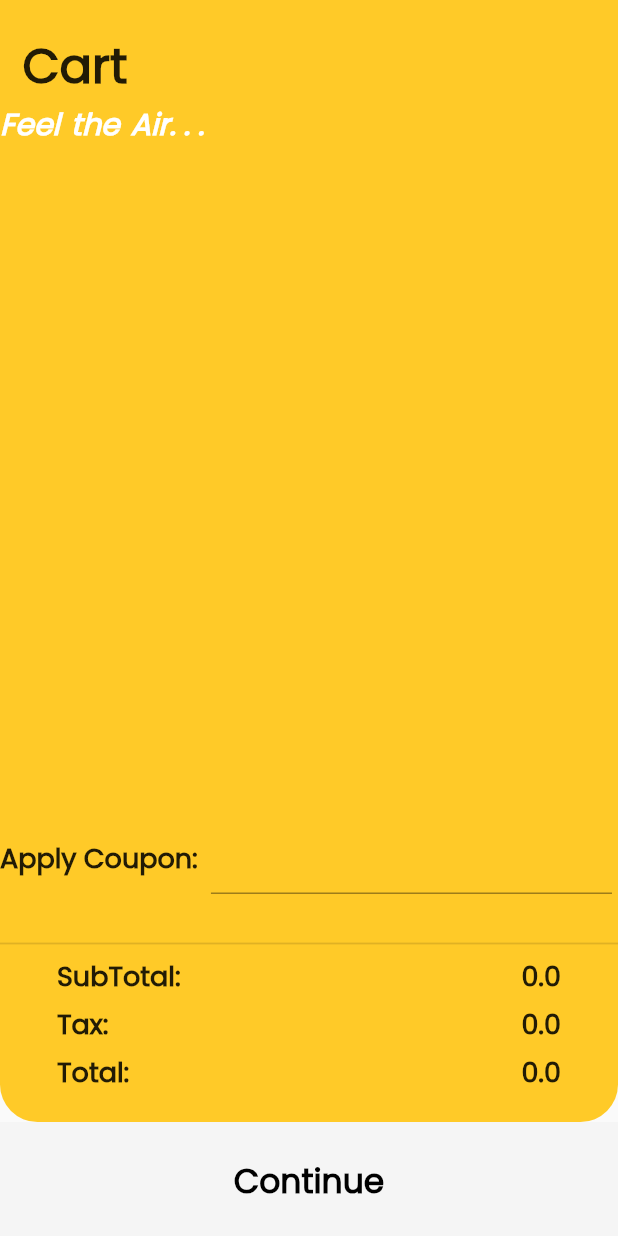
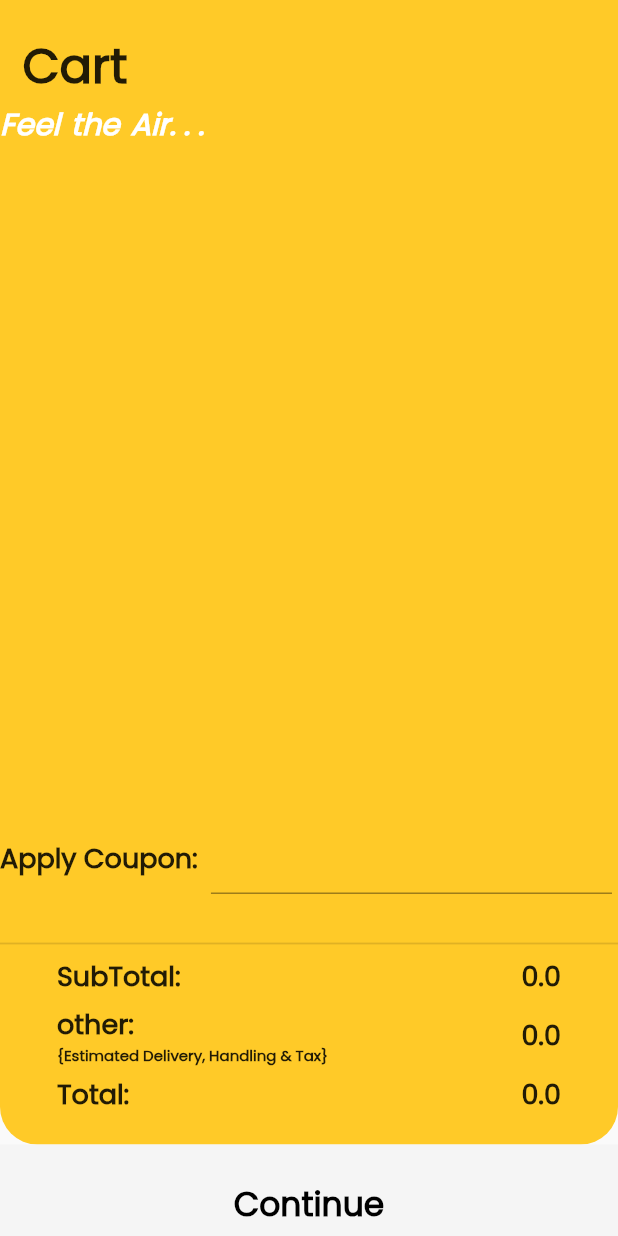
Before and after one commit to Vishesh-panghal/SneakerQuest, a Flutter app: the ShoeBagPage screen opened directly, after a tap on "Continue", on a phone screen of 412 x 824 dp. Run offline on Flutter 3.47's test engine with Material 2 defaults, Android fonts, the phone set to English and light mode, and no system bars; our stand-ins replace bloc, flutter_bloc, lottie, sqflite; accounts and stored records are empty; network calls fail.

Commit message:
minor error or warning resolve

```diff
--- a/lib/cubit/favourite_cubit.dart
+++ b/lib/cubit/favourite_cubit.dart
@@ -21,7 +21,7 @@ class FavouriteCubitCubit extends Cubit<FavDB> {
 
   void removeFromFav({required ShoeItem shoe}) {
     List<ShoeItem> currList = List.from(state.fav);
-    currList.remove(shoe); // Remove the specified shoe from the list
+    currList.removeWhere((element) => element.name == shoe.name); // Remove the specified shoe from the list
     emit(FavDB(fav: currList)); // Emit the updated state
   }
 }
--- a/lib/main.dart
+++ b/lib/main.dart
@@ -22,9 +22,9 @@ class MyApp extends StatelessWidget {
   // This widget is the root of your application.
   @override
   Widget build(BuildContext context) {
-    return const MaterialApp(
+    return  MaterialApp(
       debugShowCheckedModeBanner: false,
-      home: NikeHomePage(),
+      home: LoginPage(),
     );
   }
 }
--- a/lib/screens/bag.dart
+++ b/lib/screens/bag.dart
@@ -1,7 +1,6 @@
-// ignore_for_file: prefer_const_literals_to_create_immutables, prefer_const_constructors, prefer_final_fields
-
 import 'package:SneakerQuest/cubit/fav_state.dart';
 import 'package:SneakerQuest/cubit/favourite_cubit.dart';
+import 'package:SneakerQuest/screens/homePage.dart';
 import 'package:flutter/material.dart';
 import 'package:flutter_bloc/flutter_bloc.dart';
 import 'package:lottie/lottie.dart';
@@ -23,7 +22,19 @@ class _ShoeBagPageState extends State<ShoeBagPage>
   late AnimationController buyBtnController;
   @override
   void initState() {
-    buyBtnController = AnimationController(vsync: this);
+    buyBtnController = AnimationController(vsync: this)
+      ..addStatusListener((status) {
+        if (status == AnimationStatus.completed) {
+          setState(() {
+            isShipped = false;
+            Navigator.push(
+                context,
+                MaterialPageRoute(
+                  builder: (context) => const NikeHomePage(),
+                ));
+          });
+        }
+      });
     super.initState();
   }
 
@@ -35,7 +46,7 @@ class _ShoeBagPageState extends State<ShoeBagPage>
           Container(
             decoration: BoxDecoration(
               color: Colors.amber.shade400,
-              borderRadius: BorderRadius.only(
+              borderRadius: const BorderRadius.only(
                 bottomLeft: Radius.circular(25),
                 bottomRight: Radius.circular(25),
               ),
@@ -46,10 +57,10 @@ class _ShoeBagPageState extends State<ShoeBagPage>
                 crossAxisAlignment: CrossAxisAlignment.start,
                 children: [
                   //----------------Cart------------------//
-                  SizedBox(height: 20),
+                  const SizedBox(height: 20),
                   Container(
-                    margin: EdgeInsets.only(left: 15),
-                    child: Text(
+                    margin: const EdgeInsets.only(left: 15),
+                    child: const Text(
                       'Cart',
                       style: TextStyle(
                         fontFamily: 'Poppins',
@@ -59,7 +70,7 @@ class _ShoeBagPageState extends State<ShoeBagPage>
                     ),
                   ),
                   //---------------Quote-------------------------//
-                  Text(
+                  const Text(
                     'Feel the Air. . .',
                     style: TextStyle(
                       fontFamily: 'Poppins',
@@ -71,18 +82,22 @@ class _ShoeBagPageState extends State<ShoeBagPage>
                       // letterSpacing: 1,
                     ),
                   ),
-                  SizedBox(height: 50),
+                  const SizedBox(height: 50),
                   Container(
                     height: 400,
                     decoration: BoxDecoration(
                       color: Colors.amber.shade400,
                     ),
-                    padding: const EdgeInsets.symmetric(horizontal: 8.0),
+                    padding: const EdgeInsets.symmetric(
+                      horizontal: 8.0,
+                    ),
                     child: BlocBuilder<FavouriteCubitCubit, FavDB>(
                       builder: (context, state) {
-                        for(var item in state.fav){
+                        for (var item in state.fav) {
                           _subTotal += double.parse(item.price!);
                         }
+                        _tax = _subTotal * 4 / 100;
+                        _total = _subTotal + _tax;
                         return ListView.builder(
                           itemCount: state.fav.length,
                           itemBuilder: (context, index) {
@@ -97,12 +112,12 @@ class _ShoeBagPageState extends State<ShoeBagPage>
                                       height: 70,
                                       width: 180,
                                     ),
-                                    SizedBox(width: 75),
+                                    const SizedBox(width: 75),
                                     Column(
                                       children: [
                                         Text(
                                           '${state.fav[index].name}',
-                                          style: TextStyle(
+                                          style: const TextStyle(
                                             fontFamily: 'Poppins',
                                             fontSize: 18,
                                             fontWeight: FontWeight.bold,
@@ -110,7 +125,7 @@ class _ShoeBagPageState extends State<ShoeBagPage>
                                         ),
                                         Text(
                                           '${state.fav[index].style}',
-                                          style: TextStyle(
+                                          style: const TextStyle(
                                             fontFamily: 'Poppins',
                                             fontSize: 12,
                                           ),
@@ -121,14 +136,14 @@ class _ShoeBagPageState extends State<ShoeBagPage>
                                           children: [
                                             Text(
                                               '  \u{20B9}${state.fav[index].price}',
-                                              style: TextStyle(
+                                              style: const TextStyle(
                                                 fontFamily: 'Poppins',
                                                 fontSize: 15,
                                                 fontWeight: FontWeight.bold,
                                               ),
                                             ),
-                                            SizedBox(width: 20),
-                                            Icon(
+                                            const SizedBox(width: 20),
+                                            const Icon(
                                               Icons.delete,
                                               color: Colors.red,
                                             ),
@@ -138,7 +153,8 @@ class _ShoeBagPageState extends State<ShoeBagPage>
                                     )
                                   ],
                                 ),
-                                Divider(thickness: 2),
+                                const Divider(thickness: 2),
+                              const  SizedBox(height: 5),
                               ],
                             );
                           },
@@ -146,7 +162,7 @@ class _ShoeBagPageState extends State<ShoeBagPage>
                       },
                     ),
                   ),
-                  Row(
+                  const Row(
                     children: [
                       Text(
                         'Apply Coupon: ',
@@ -159,7 +175,9 @@ class _ShoeBagPageState extends State<ShoeBagPage>
                       SizedBox(height: 5),
                       Expanded(
                         child: Padding(
-                          padding: const EdgeInsets.symmetric(horizontal: 4.0),
+                          padding: EdgeInsets.symmetric(
+                            horizontal: 4.0,
+                          ),
                           child: TextField(
                             decoration: InputDecoration(
                               fillColor: Colors.white,
@@ -170,24 +188,26 @@ class _ShoeBagPageState extends State<ShoeBagPage>
                     ],
                   ),
 
-                  SizedBox(height: 25),
-                  Divider(thickness: 1.2),
+                  const SizedBox(height: 25),
+                  const Divider(thickness: 1.2),
                   Container(
-                    decoration: BoxDecoration(
+                    decoration: const BoxDecoration(
                       borderRadius: BorderRadius.only(
                         bottomLeft: Radius.circular(12),
                         bottomRight: Radius.circular(12),
                       ),
                     ),
-                    padding: EdgeInsets.symmetric(
+                    padding: const EdgeInsets.symmetric(
                       horizontal: 38.0,
                     ),
-                    child: Column(
+                    child: BlocBuilder<FavouriteCubitCubit, FavDB>(
+                      builder: (context, state) {
+                        return Column(
                           children: [
                             Row(
                               mainAxisAlignment: MainAxisAlignment.spaceBetween,
                               children: [
-                            Text(
+                                const Text(
                                   'SubTotal:',
                                   style: TextStyle(
                                       fontFamily: 'Poppins',
@@ -196,38 +216,50 @@ class _ShoeBagPageState extends State<ShoeBagPage>
                                 ),
                                 Text(
                                   '$_subTotal',
-                              style: TextStyle(
+                                  style: const TextStyle(
                                       fontFamily: 'Poppins',
                                       fontSize: 18,
                                       fontWeight: FontWeight.bold),
                                 ),
                               ],
                             ),
-                        SizedBox(height: 5),
+                            const SizedBox(height: 5),
                             Row(
                               mainAxisAlignment: MainAxisAlignment.spaceBetween,
                               children: [
+                                const Column(
+                                  crossAxisAlignment: CrossAxisAlignment.start,
+                                  children: [
                                     Text(
-                              'Tax:',
+                                      'other:',
                                       style: TextStyle(
                                           fontFamily: 'Poppins',
                                           fontSize: 18,
                                           fontWeight: FontWeight.bold),
                                     ),
                                     Text(
+                                      '{Estimated Delivery, Handling & Tax}',
+                                      style: TextStyle(
+                                          fontFamily: 'Poppins',
+                                          fontSize: 10,
+                                          fontWeight: FontWeight.bold),
+                                    ),
+                                  ],
+                                ),
+                                Text(
                                   '$_tax',
-                              style: TextStyle(
+                                  style: const TextStyle(
                                       fontFamily: 'Poppins',
                                       fontSize: 18,
                                       fontWeight: FontWeight.bold),
                                 ),
                               ],
                             ),
-                        SizedBox(height: 5),
+                            const SizedBox(height: 5),
                             Row(
                               mainAxisAlignment: MainAxisAlignment.spaceBetween,
                               children: [
-                            Text(
+                                const Text(
                                   'Total:',
                                   style: TextStyle(
                                       fontFamily: 'Poppins',
@@ -236,15 +268,17 @@ class _ShoeBagPageState extends State<ShoeBagPage>
                                 ),
                                 Text(
                                   ' $_total',
-                              style: TextStyle(
+                                  style: const TextStyle(
                                       fontFamily: 'Poppins',
                                       fontSize: 18,
                                       fontWeight: FontWeight.bold),
                                 ),
                               ],
                             ),
-                        SizedBox(height: 20),
+                            const SizedBox(height: 20),
                           ],
+                        );
+                      },
                     ),
                   ),
                   // SizedBox(height: 70),
@@ -260,22 +294,20 @@ class _ShoeBagPageState extends State<ShoeBagPage>
             ),
             child: isShipped
                 ? LottieBuilder.asset(
-                    'assets/lottie/ic_shipp.json',
+                    'assets/lottie/ic_packing.json',
                     onLoaded: (p0) {
-                      print('Lottie');
                       buyBtnController.duration = p0.duration;
                       buyBtnController.forward();
-                      isShipped = !isShipped;
-                      setState(() {});
-                    },height: 60,
+                    },
+                    height: 60,
+                    repeat: false,
                   )
                 : TextButton(
                     onPressed: () {
                       isShipped = !isShipped;
-                      print(isShipped);
                       setState(() {});
                     },
-                    child: Text(
+                    child: const Text(
                       'Continue',
                       style: TextStyle(
                           fontFamily: 'Poppins',
--- a/lib/screens/homepage_screens/puma_shoe_page.dart
+++ b/lib/screens/homepage_screens/puma_shoe_page.dart
@@ -1,16 +1,18 @@
 import 'package:flutter/material.dart';
 
 class LoginScreen extends StatelessWidget {
+  const LoginScreen({super.key});
+
   @override
   Widget build(BuildContext context) {
     return Scaffold(
-      backgroundColor: Color(0xFFE0E5EC), // Background color
+      backgroundColor: const Color(0xFFE0E5EC), // Background color
       body: Center(
         child: Container(
           width: 600,
           height: 400,
           decoration: BoxDecoration(
-            color: Color(0xFFD1D9E6), // Container color
+            color: const Color(0xFFD1D9E6), // Container color
             borderRadius: BorderRadius.circular(20),
             boxShadow: const [
               BoxShadow(
```
Also changed, not shown: lib/screens/about_page.dart (+44 -17 lines). Lines whose indentation alone changed are shown as unchanged.
